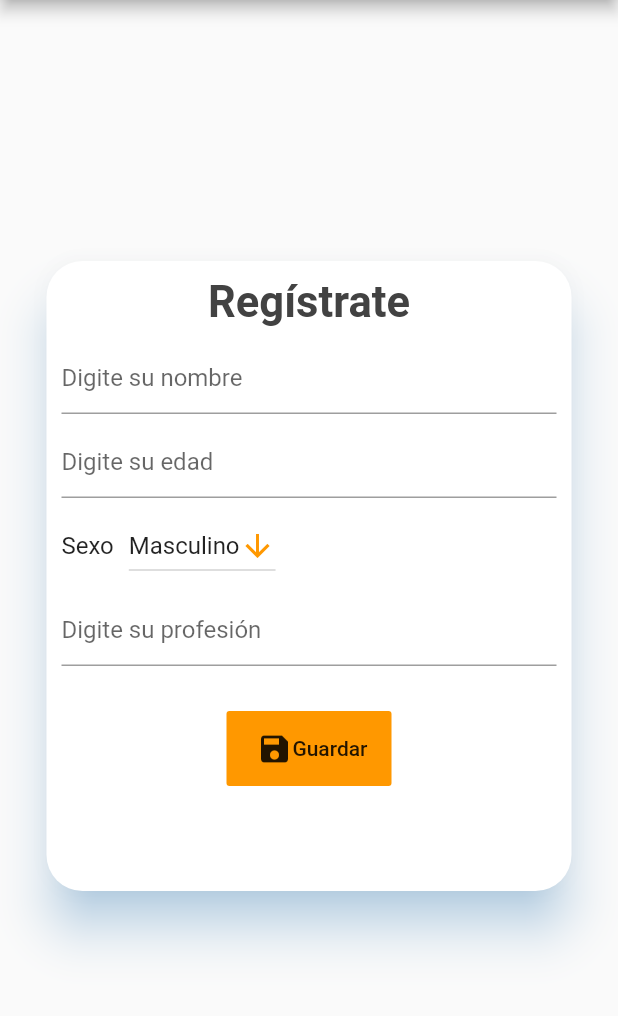
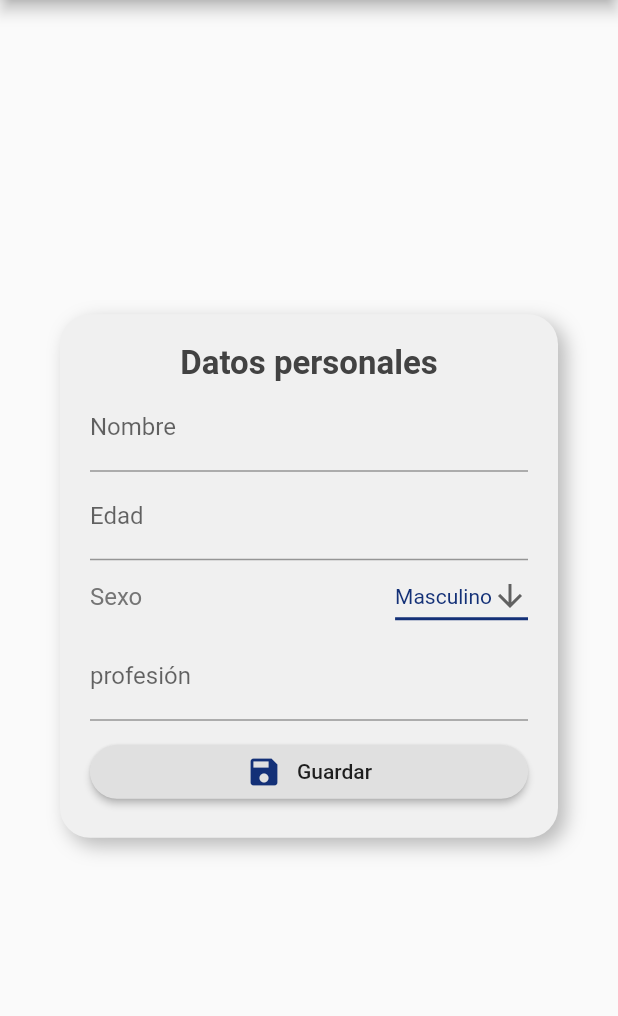
Before and after one commit to jdcr1425/FooApp, a Flutter app: the screen it shows after launch, on a phone screen of 412 x 824 dp, the part 84-1100 px from its top. Run offline on Flutter 3.47's test engine with Material 2 defaults, Android fonts, the phone set to English and light mode, and no system bars; our stand-ins replace device_preview, location, shared_preferences.

Commit message:
fixing some design bugs

```diff
--- a/lib/src/pages/Home.dart
+++ b/lib/src/pages/Home.dart
@@ -73,6 +73,7 @@ class _HomeState extends State<Home> {
   @override
   Widget build(BuildContext context) {
     return Scaffold(
+      resizeToAvoidBottomInset: false,
       appBar: AppBar(
         title: Text('Olores'),
         centerTitle: true,
--- a/lib/src/pages/Personal_information_page.dart
+++ b/lib/src/pages/Personal_information_page.dart
@@ -10,7 +10,7 @@ class PersonalInformation extends StatefulWidget {
 }
 
 class _PersonalInformationState extends State<PersonalInformation> {
-  final _formKey = GlobalKey<FormState>();
+  final GlobalKey<FormState> _formKey = GlobalKey<FormState>();
 
   String _genderValue = 'Masculino';
   String _name = "";
@@ -28,131 +28,131 @@ class _PersonalInformationState extends State<PersonalInformation> {
     prefs.setString('user', person);
   }
 
-  @override
-  Widget build(BuildContext context) {
-    return Center(
-      child: Container(
-        child: Align(
-            child: Material(
-          color: Colors.white,
-          elevation: 14.0,
-          borderRadius: BorderRadius.circular(24.0),
-          shadowColor: Color(0x802196f3),
-          child: Container(
-            width: 350.0,
-            height: 420.0,
-            child: Column(
-              children: <Widget>[
-                Form(
-                  key: _formKey,
-                  child: Padding(
-                    padding: const EdgeInsets.all(10.0),
-                    child: Column(
-                      crossAxisAlignment: CrossAxisAlignment.start,
-                      children: <Widget>[
-                        Center(
-                            child: Text("Regístrate",
-                                style: TextStyle(
-                                    color: Colors.grey[800],
-                                    fontWeight: FontWeight.bold,
-                                    fontSize: 29))),
-                        SizedBox(
-                          height: 10.0,
-                        ),
-                        TextFormField(
-                          decoration:
-                              InputDecoration(hintText: 'Digite su nombre'),
-                          validator: (value) {
+  Widget _buildName() {
+    return TextFormField(
+      decoration: InputDecoration(labelText: 'Nombre'),
+      validator: (String value) {
         if (value.isEmpty) {
-                              return 'Digite su nombre';
-                            } else {
-                              this._name = value;
+          return 'El nombre es requerido';
         }
-                            return null;
       },
-                        ),
-                        SizedBox(
-                          height: 8.0,
-                        ),
-                        TextFormField(
-                          decoration:
-                              InputDecoration(hintText: 'Digite su edad'),
+      onSaved: (String value) {
+        _name = value;
+      },
+    );
+  }
+
+  Widget _buildAge() {
+    return TextFormField(
+      decoration: InputDecoration(labelText: 'Edad'),
       keyboardType: TextInputType.number,
       validator: (value) {
         if (value.isEmpty) {
-                              return 'Digite su edad';
+          return 'La edad es requerida';
+        } else {
+          final number = num.tryParse(value);
+          if (number == null) {
+            return '"$value" no es un numero válido';
           }
-                            final n = num.tryParse(value);
-                            if (n == null) {
-                              return '"$value" no es un numero válido';
-                            } else {
-                              this._age = n;
         }
-                            return null;
       },
-                        ),
-                        SizedBox(
-                          height: 8.0,
-                        ),
-                        Row(
+      onSaved: (value) {
+        _age = int.parse(value);
+      },
+    );
+  }
+
+  Widget _buildGender() {
+    return Row(
+      mainAxisAlignment: MainAxisAlignment.spaceBetween,
       children: <Widget>[
         Text(
           "Sexo",
-                              style: TextStyle(fontSize: 16.0),
+          style: TextStyle(fontSize: 16.0, color: Colors.grey[600]),
         ),
-                            SizedBox(
-                              width: 10.0,
+        DropdownButton<String>(
+            value: _genderValue,
+            icon: Icon(Icons.arrow_downward),
+            iconSize: 24,
+            elevation: 16,
+            style: TextStyle(color: Color.fromRGBO(19, 48, 119, 1.0)),
+            underline: Container(
+              height: 2,
+              color: Color.fromRGBO(19, 48, 119, 1.0),
             ),
-                            DropdownButton(
-                                value: _genderValue,
-                                icon: Icon(
-                                  Icons.arrow_downward,
-                                  color: Colors.orange,
-                                ),
-                                iconSize: 24,
-                                elevation: 20,
-                                onChanged: (String newValue) {
+            onChanged: (String valure) {
               setState(() {
-                                    _genderValue = newValue;
+                _genderValue = valure;
               });
             },
-                                items: <String>[
-                                  'Masculino',
-                                  'Femenino'
-                                ].map<DropdownMenuItem<String>>((String value) {
+            items: <String>['Masculino', 'Femenino']
+                .map<DropdownMenuItem<String>>((String value) {
               return DropdownMenuItem<String>(
                 value: value,
                 child: Text(value),
               );
             }).toList())
       ],
+    );
+  }
+
+  Widget _buildProfession() {
+    return TextFormField(
+      decoration: InputDecoration(labelText: 'profesión'),
+      validator: (String value) {
+        if (value.isEmpty) {
+          return 'La profesión es requerida';
+        }
+      },
+      onSaved: (String value) {
+        _profession = value;
+      },
+    );
+  }
+
+  @override
+  Widget build(BuildContext context) {
+    return Center(
+      child: Container(
+        padding: EdgeInsets.all(20),
+        margin: EdgeInsets.symmetric(
+          horizontal: 40,
+          vertical: 20,
         ),
+        decoration: BoxDecoration(
+            borderRadius: BorderRadius.circular(20),
+            color: Color(0xfff0f0f0),
+            boxShadow: [
+              BoxShadow(
+                  color: Colors.black26, blurRadius: 10.0, offset: Offset(5, 5))
+            ]),
+        child: Form(
+            key: _formKey,
+            child: Column(
+              mainAxisSize: MainAxisSize.min,
+              children: <Widget>[
+                Text("Datos personales",
+                    style: TextStyle(
+                        color: Colors.grey[800],
+                        fontWeight: FontWeight.bold,
+                        fontSize: 22)),
+                _buildName(),
+                _buildAge(),
+                _buildGender(),
+                _buildProfession(),
                 SizedBox(
-                          height: 8.0,
+                  height: 10,
                 ),
-                        TextFormField(
-                          decoration:
-                              InputDecoration(hintText: 'Digite su profesión'),
-                          validator: (value) {
-                            if (value.isEmpty) {
-                              return 'Digite su profesión';
-                            } else {
-                              this._profession = value;
+                RaisedButton(
+                  shape: RoundedRectangleBorder(
+                    borderRadius: BorderRadius.circular(18.0),
+                  ),
+                  padding: EdgeInsets.zero,
+                  onPressed: () {
+                    if (!_formKey.currentState.validate()) {
+                      return;
                     }
-                            return null;
-                          },
-                        ),
-                        SizedBox(
-                          height: 30.0,
-                        ),
-                        Center(
-                            child: Container(
-                          width: 110.0,
-                          height: 50.0,
-                          child: FlatButton(
-                            color: Colors.orange,
-                            onPressed: () {
-                              if (_formKey.currentState.validate()) {
+                    _formKey.currentState.save();
 
                     var person = {
                       "Name": this._name,
@@ -164,27 +164,26 @@ class _PersonalInformationState extends State<PersonalInformation> {
                     String user = jsonEncode(person);
                     _saveUser(user);
 
-                                Scaffold.of(context).showSnackBar(SnackBar(
-                                    content: Text('Registro exitoso')));
+                    Scaffold.of(context).showSnackBar(
+                        SnackBar(content: Text('Guardado exitoso')));
 
-                                Navigator.pushNamed(context, '/');
-                              }
+                    Navigator.pushReplacementNamed(context, '/');
                   },
                   child: Row(
-                                mainAxisAlignment: MainAxisAlignment.end,
+                    mainAxisAlignment: MainAxisAlignment.center,
                     children: <Widget>[
-                                  Icon(Icons.save),
+                      Icon(
+                        Icons.save,
+                        color: Color.fromRGBO(19, 48, 119, 1.0),
+                      ),
+                      SizedBox(
+                        width: 10,
+                      ),
                       Text("Guardar")
-                                ]),
-                          ),
-                        ))
                     ],
-                    ),
                   ),
                 )
               ],
-            ),
-          ),
             )),
       ),
     );
```
Also changed, not shown: 1 other file. Lines whose indentation alone changed are shown as unchanged.
